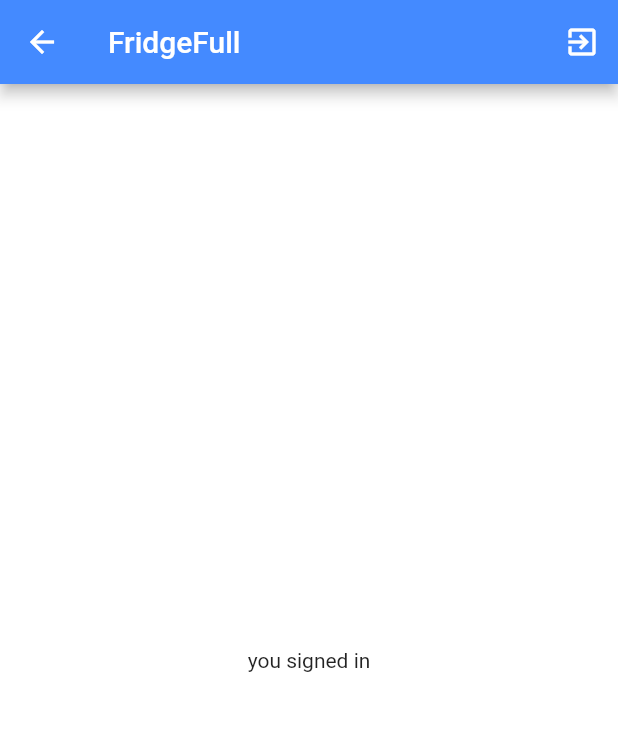
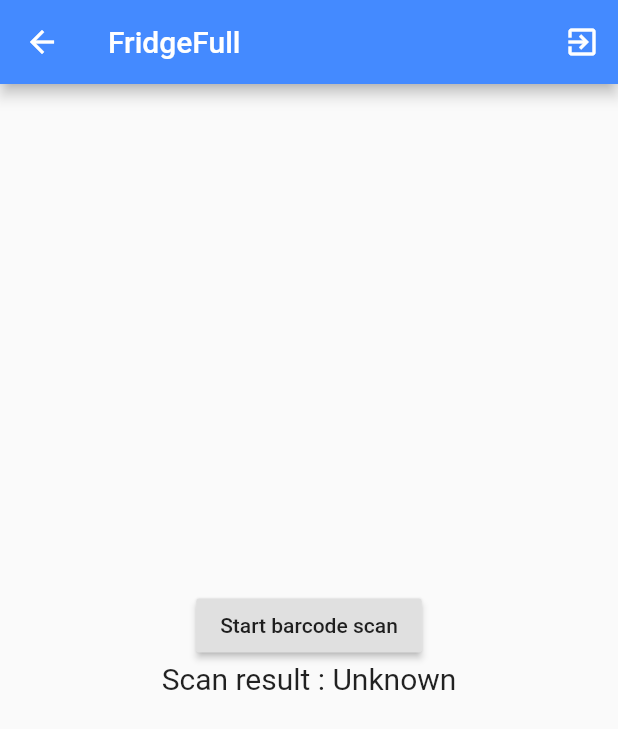
Before and after one commit to chiragparihar/FridgeFull, a Flutter app: the HomeView screen opened by its route, on a phone screen of 412 x 824 dp. Shown: the top 729 px of the screen. Run offline on Flutter 3.47's test engine with Material 2 defaults, Android fonts, the phone set to English and light mode, and no system bars; our stand-ins replace firebase_auth, firebase_core, google_sign_in, shared_preferences; missing offline and left inert: flutter_barcode_scanner; accounts and stored records are empty.

Commit message:
added camera scanner to scan barcode

```diff
--- a/App/fridgefull/lib/authenticate.dart
+++ b/App/fridgefull/lib/authenticate.dart
@@ -56,7 +56,7 @@ class _AuthenticationState extends State<Authentication>{
               ),
               Container(
                 alignment: Alignment.center,
-                padding: const EdgeInsets.all(16.0),
+                padding: const EdgeInsets.all(10.0),
                 child: TextFormField(
                   controller: _email,
                   decoration: InputDecoration(
--- a/App/fridgefull/lib/home_view.dart
+++ b/App/fridgefull/lib/home_view.dart
@@ -2,6 +2,9 @@ import 'package:flutter/widgets.dart';
 import 'package:flutter/material.dart';
 import 'authenticate.dart';
 import 'utils/constants.dart';
+import 'package:flutter/services.dart';
+import 'dart:async';
+import 'package:flutter_barcode_scanner/flutter_barcode_scanner.dart';
 class HomeView extends StatefulWidget{
   static const String routeName = "/home";
   @override
@@ -9,6 +12,33 @@ class HomeView extends StatefulWidget{
 
 }
 class _HomeViewState extends State<HomeView>{
+  String _scanBarcode = 'Unknown';
+  @override
+  void initState() {
+    super.initState();
+  }
+
+  // Platform messages are asynchronous, so we initialize in an async method.
+  Future<void> scanBarcodeNormal() async {
+    String barcodeScanRes;
+    // Platform messages may fail, so we use a try/catch PlatformException.
+    try {
+      barcodeScanRes = await FlutterBarcodeScanner.scanBarcode(
+          "#ff6666", "Cancel", true, ScanMode.BARCODE);
+      print(barcodeScanRes);
+    } on PlatformException {
+      barcodeScanRes = 'Failed to get platform version.';
+    }
+
+    // If the widget was removed from the tree while the asynchronous platform
+    // message was in flight, we want to discard the reply rather than calling
+    // setState to update our non-existent appearance.
+    if (!mounted) return;
+    setState(() {
+      _scanBarcode = barcodeScanRes;
+    });
+  }
+
   @override
   Widget build(BuildContext context){
     return Scaffold(
@@ -31,15 +61,18 @@ class _HomeViewState extends State<HomeView>{
         ],
       ),
       body:Container(
-        decoration: BoxDecoration(
-          color:Colors.white,
-        ),
-        width: MediaQuery.of(context).size.width,
-        height: MediaQuery.of(context).size.height,
-        child:Center(
-          child:Text("you signed in"),
-      ),
-      ),
-    );
+          alignment: Alignment.center,
+          child: Flex(
+            direction: Axis.vertical,
+            mainAxisAlignment: MainAxisAlignment.center,
+            children: <Widget>[
+            RaisedButton(
+              onPressed: () => scanBarcodeNormal(),
+              child: Text("Start barcode scan")),
+
+            Text('Scan result : $_scanBarcode\n',
+            style: TextStyle(fontSize: 20))
+            ])));
+
   }
 }
--- a/App/fridgefull/pubspec.yaml
+++ b/App/fridgefull/pubspec.yaml
@@ -36,7 +36,7 @@ dev_dependencies:
   firebase_auth: ^0.18.1+2
   google_sign_in: ^4.5.5
   firebase_core: ^0.5.0+1
-
+  flutter_barcode_scanner: ^1.0.1
 # For information on the generic Dart part of this file, see the
 # following page: https://dart.dev/tools/pub/pubspec
 
```
Also changed, not shown: App/fridgefull/pubspec.lock, 2 other files.
